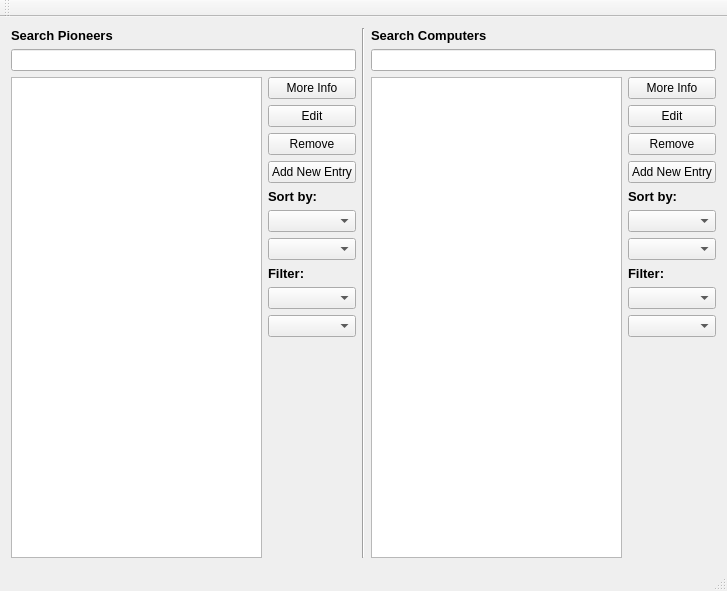
Above: vika3/mainwindow.ui from hlynurstef/Verklegt-namskeid-1-vika-3 before the change. Below: the same form after it.
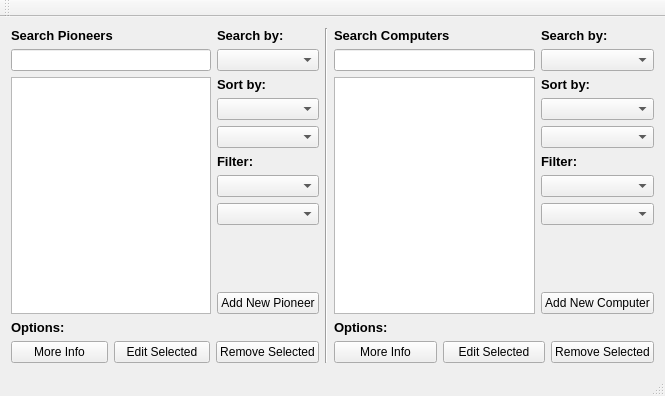
That is the form after the change.

Commit message: add search by feature, sort by feature and filter feature

What changed in the file:
```diff
--- a/vika3/mainwindow.ui
+++ b/vika3/mainwindow.ui
@@ -6,19 +6,21 @@
    <rect>
     <x>0</x>
     <y>0</y>
-    <width>727</width>
-    <height>591</height>
+    <width>653</width>
+    <height>396</height>
    </rect>
   </property>
   <property name="windowTitle">
    <string>MainWindow</string>
   </property>
   <widget class="QWidget" name="centralWidget">
-   <layout class="QHBoxLayout" name="horizontalLayout">
+   <layout class="QHBoxLayout" name="horizontalLayout_5">
     <item>
-     <layout class="QVBoxLayout" name="verticalLayout_15">
+     <layout class="QVBoxLayout" name="verticalLayout_8">
       <item>
-       <layout class="QVBoxLayout" name="verticalLayout_12">
+       <layout class="QHBoxLayout" name="horizontalLayout_4">
+        <item>
+         <layout class="QVBoxLayout" name="verticalLayout_2">
         <item>
          <widget class="QLabel" name="label_search_pioneers">
           <property name="text">
@@ -34,8 +36,6 @@
          </widget>
         </item>
         <item>
-         <layout class="QHBoxLayout" name="horizontalLayout_3">
-          <item>
            <widget class="QListWidget" name="list_pioneers">
             <property name="minimumSize">
              <size>
@@ -45,50 +45,26 @@
             </property>
            </widget>
           </item>
-          <item>
-           <layout class="QVBoxLayout" name="verticalLayout_11">
-            <item>
-             <widget class="QPushButton" name="pushButton_pioneers_more_info">
-              <property name="statusTip">
-               <string>See more info about selected Pioneer</string>
-              </property>
-              <property name="text">
-               <string>More Info</string>
-              </property>
-             </widget>
+         </layout>
             </item>
             <item>
-             <widget class="QPushButton" name="pushButton_pioneers_edit">
-              <property name="statusTip">
-               <string>Edit selected Pioneer</string>
-              </property>
-              <property name="text">
-               <string>Edit</string>
-              </property>
-             </widget>
-            </item>
+         <layout class="QVBoxLayout" name="verticalLayout">
             <item>
-             <widget class="QPushButton" name="pushButton_pioneers_remove">
-              <property name="statusTip">
-               <string>Remove selected Pioneer</string>
-              </property>
+           <widget class="QLabel" name="label_pioneers_search_by">
               <property name="text">
-               <string>Remove</string>
+             <string>&lt;html&gt;&lt;head/&gt;&lt;body&gt;&lt;p&gt;&lt;span style=&quot; font-size:10pt; font-weight:600;&quot;&gt;Search by:&lt;/span&gt;&lt;/p&gt;&lt;/body&gt;&lt;/html&gt;</string>
               </property>
              </widget>
             </item>
             <item>
-             <widget class="QPushButton" name="pushButton_pioneers_add_new_entry">
+           <widget class="QComboBox" name="dropdown_pioneers_search_by">
               <property name="statusTip">
-               <string>Add new Pioneer entry</string>
-              </property>
-              <property name="text">
-               <string>Add New Entry</string>
-              </property>
+             <string>Search Pioneers by Name or Birth Year</string>
+            </property>
              </widget>
             </item>
             <item>
-             <widget class="QLabel" name="label">
+           <widget class="QLabel" name="label_pioneers_sort_by">
               <property name="text">
                <string>&lt;html&gt;&lt;head/&gt;&lt;body&gt;&lt;p&gt;&lt;span style=&quot; font-size:10pt; font-weight:600;&quot;&gt;Sort by:&lt;/span&gt;&lt;/p&gt;&lt;/body&gt;&lt;/html&gt;</string>
               </property>
@@ -112,7 +88,7 @@
              </widget>
             </item>
             <item>
-             <widget class="QLabel" name="label_3">
+           <widget class="QLabel" name="label_pioneers_filter">
               <property name="text">
                <string>&lt;html&gt;&lt;head/&gt;&lt;body&gt;&lt;p&gt;&lt;span style=&quot; font-size:10pt; font-weight:600;&quot;&gt;Filter:&lt;/span&gt;&lt;/p&gt;&lt;/body&gt;&lt;/html&gt;</string>
               </property>
@@ -145,7 +121,60 @@
               </property>
              </spacer>
             </item>
-           </layout>
+          <item>
+           <widget class="QPushButton" name="pushButton_pioneers_add_new_entry">
+            <property name="statusTip">
+             <string>Add new Pioneer entry</string>
+            </property>
+            <property name="text">
+             <string>Add New Pioneer</string>
+            </property>
+           </widget>
+          </item>
+         </layout>
+        </item>
+       </layout>
+      </item>
+      <item>
+       <layout class="QVBoxLayout" name="verticalLayout_7">
+        <item>
+         <widget class="QLabel" name="label_pioneers_options">
+          <property name="text">
+           <string>&lt;html&gt;&lt;head/&gt;&lt;body&gt;&lt;p&gt;&lt;span style=&quot; font-size:10pt; font-weight:600;&quot;&gt;Options:&lt;/span&gt;&lt;/p&gt;&lt;/body&gt;&lt;/html&gt;</string>
+          </property>
+         </widget>
+        </item>
+        <item>
+         <layout class="QHBoxLayout" name="horizontalLayout">
+          <item>
+           <widget class="QPushButton" name="pushButton_pioneers_more_info">
+            <property name="statusTip">
+             <string>See more info about selected Pioneer</string>
+            </property>
+            <property name="text">
+             <string>More Info</string>
+            </property>
+           </widget>
+          </item>
+          <item>
+           <widget class="QPushButton" name="pushButton_pioneers_edit">
+            <property name="statusTip">
+             <string>Edit selected Pioneer</string>
+            </property>
+            <property name="text">
+             <string>Edit Selected</string>
+            </property>
+           </widget>
+          </item>
+          <item>
+           <widget class="QPushButton" name="pushButton_pioneers_remove">
+            <property name="statusTip">
+             <string>Remove selected Pioneer</string>
+            </property>
+            <property name="text">
+             <string>Remove Selected</string>
+            </property>
+           </widget>
           </item>
          </layout>
         </item>
@@ -161,7 +190,11 @@
      </widget>
     </item>
     <item>
-     <layout class="QVBoxLayout" name="verticalLayout_13">
+     <layout class="QVBoxLayout" name="verticalLayout_6">
+      <item>
+       <layout class="QHBoxLayout" name="horizontalLayout_2">
+        <item>
+         <layout class="QVBoxLayout" name="verticalLayout_4">
       <item>
        <widget class="QLabel" name="label_search_computers">
         <property name="text">
@@ -177,8 +210,6 @@
        </widget>
       </item>
       <item>
-       <layout class="QHBoxLayout" name="horizontalLayout_4">
-        <item>
          <widget class="QListWidget" name="list_computers">
           <property name="minimumSize">
            <size>
@@ -188,50 +219,26 @@
           </property>
          </widget>
         </item>
-        <item>
-         <layout class="QVBoxLayout" name="verticalLayout_10">
-          <item>
-           <widget class="QPushButton" name="pushButton_computers_more_info">
-            <property name="statusTip">
-             <string>See more info about selected Computer</string>
-            </property>
-            <property name="text">
-             <string>More Info</string>
-            </property>
-           </widget>
+         </layout>
           </item>
           <item>
-           <widget class="QPushButton" name="pushButton_computers_edit">
-            <property name="statusTip">
-             <string>Edit selected Computer</string>
-            </property>
-            <property name="text">
-             <string>Edit</string>
-            </property>
-           </widget>
-          </item>
+         <layout class="QVBoxLayout" name="verticalLayout_5">
           <item>
-           <widget class="QPushButton" name="pushButton_computers_remove">
-            <property name="statusTip">
-             <string>Remove selected Computer</string>
-            </property>
+           <widget class="QLabel" name="label_computers_search_by">
             <property name="text">
-             <string>Remove</string>
+             <string>&lt;html&gt;&lt;head/&gt;&lt;body&gt;&lt;p&gt;&lt;span style=&quot; font-size:10pt; font-weight:600;&quot;&gt;Search by:&lt;/span&gt;&lt;/p&gt;&lt;/body&gt;&lt;/html&gt;</string>
             </property>
            </widget>
           </item>
           <item>
-           <widget class="QPushButton" name="pushButton_computers_add_new_entry">
+           <widget class="QComboBox" name="dropdown_computers_search_by">
             <property name="statusTip">
              <string>Add new Computer entry</string>
             </property>
-            <property name="text">
-             <string>Add New Entry</string>
-            </property>
            </widget>
           </item>
           <item>
-           <widget class="QLabel" name="label_2">
+           <widget class="QLabel" name="label_computers_sort_by">
             <property name="text">
              <string>&lt;html&gt;&lt;head/&gt;&lt;body&gt;&lt;p&gt;&lt;span style=&quot; font-size:10pt; font-weight:600;&quot;&gt;Sort by:&lt;/span&gt;&lt;/p&gt;&lt;/body&gt;&lt;/html&gt;</string>
             </property>
@@ -255,7 +262,7 @@
            </widget>
           </item>
           <item>
-           <widget class="QLabel" name="label_4">
+           <widget class="QLabel" name="label_computers_filter">
             <property name="text">
              <string>&lt;html&gt;&lt;head/&gt;&lt;body&gt;&lt;p&gt;&lt;span style=&quot; font-size:10pt; font-weight:600;&quot;&gt;Filter:&lt;/span&gt;&lt;/p&gt;&lt;/body&gt;&lt;/html&gt;</string>
             </property>
@@ -288,6 +295,61 @@
             </property>
            </spacer>
           </item>
+          <item>
+           <widget class="QPushButton" name="pushButton_computers_add_new_entry">
+            <property name="statusTip">
+             <string>Add new Computer entry</string>
+            </property>
+            <property name="text">
+             <string>Add New Computer</string>
+            </property>
+           </widget>
+          </item>
+         </layout>
+        </item>
+       </layout>
+      </item>
+      <item>
+       <layout class="QVBoxLayout" name="verticalLayout_3">
+        <item>
+         <widget class="QLabel" name="label_computers_options">
+          <property name="text">
+           <string>&lt;html&gt;&lt;head/&gt;&lt;body&gt;&lt;p&gt;&lt;span style=&quot; font-size:10pt; font-weight:600;&quot;&gt;Options:&lt;/span&gt;&lt;/p&gt;&lt;/body&gt;&lt;/html&gt;</string>
+          </property>
+         </widget>
+        </item>
+        <item>
+         <layout class="QHBoxLayout" name="horizontalLayout_3">
+          <item>
+           <widget class="QPushButton" name="pushButton_computers_more_info">
+            <property name="statusTip">
+             <string>See more info about selected Computer</string>
+            </property>
+            <property name="text">
+             <string>More Info</string>
+            </property>
+           </widget>
+          </item>
+          <item>
+           <widget class="QPushButton" name="pushButton_computers_edit">
+            <property name="statusTip">
+             <string>Edit selected Computer</string>
+            </property>
+            <property name="text">
+             <string>Edit Selected</string>
+            </property>
+           </widget>
+          </item>
+          <item>
+           <widget class="QPushButton" name="pushButton_computers_remove">
+            <property name="statusTip">
+             <string>Remove selected Computer</string>
+            </property>
+            <property name="text">
+             <string>Remove Selected</string>
+            </property>
+           </widget>
+          </item>
          </layout>
         </item>
        </layout>
```
Left out of the diff: 12 changed lines with no effect on the pictures. Lines whose indentation alone changed are shown as unchanged. The commit also changes 11 other files.
